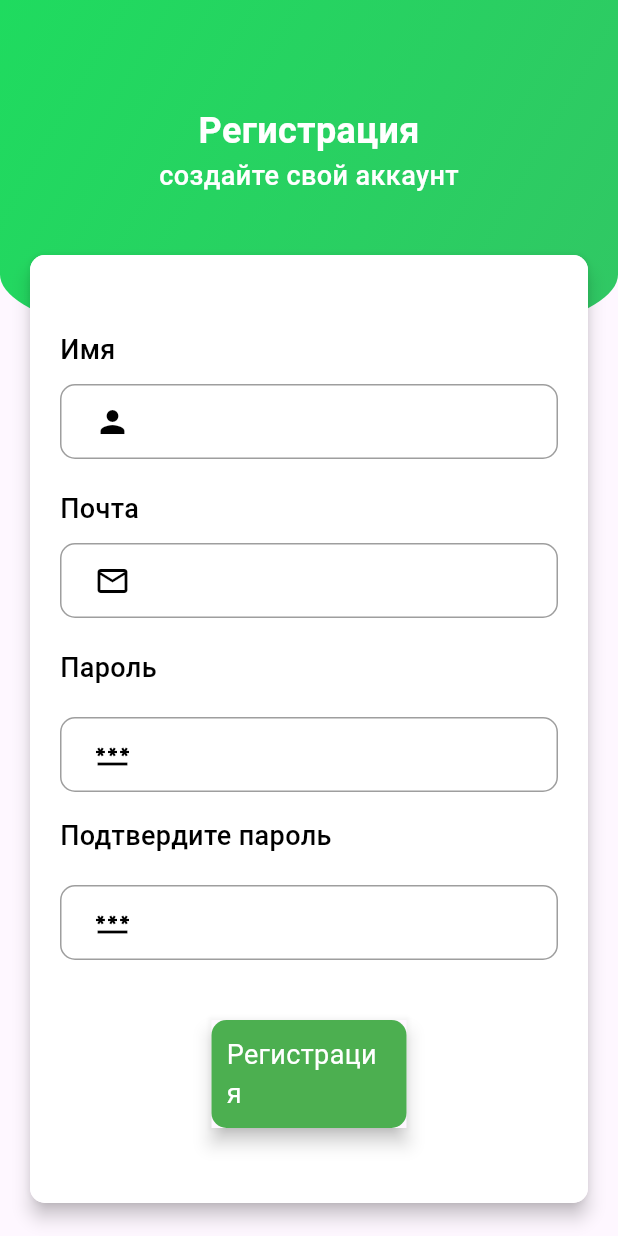
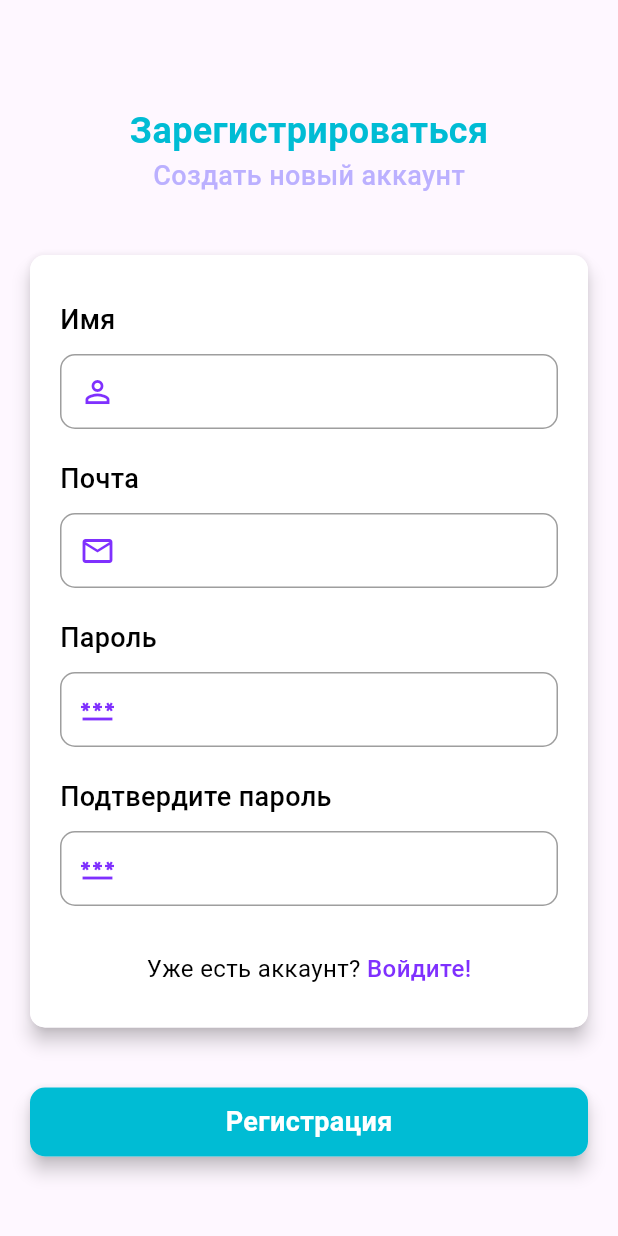
Before and after one commit to Nagimulia/chat_task, a Flutter app: the SignUp screen opened directly, on a phone screen of 412 x 824 dp. Run offline on Flutter 3.47's test engine with Material 3 defaults, Android fonts, the light colour scheme and no system bars; our stand-ins replace cloud_firestore, firebase_auth, firebase_core, random_string, shared_preferences; accounts and stored records are empty.

Commit message:
completely signup

```diff
--- a/lib/pages/signup.dart
+++ b/lib/pages/signup.dart
@@ -1,4 +1,9 @@
+import 'package:chat_task/pages/home.dart';
+import 'package:chat_task/service/database.dart';
+import 'package:chat_task/service/shared_pref.dart';
+import 'package:firebase_auth/firebase_auth.dart';
 import 'package:flutter/material.dart';
+import 'package:random_string/random_string.dart';
 
 class SignUp extends StatefulWidget {
   const SignUp({super.key});
@@ -8,28 +13,86 @@ class SignUp extends StatefulWidget {
 }
 
 class _SignUpState extends State<SignUp> {
+  String email = "", password = "", name = "", confirmPassword = "";
+
+  TextEditingController mailcontroller = new TextEditingController();
+  TextEditingController passwordcontroller = new TextEditingController();
+  TextEditingController namecontroller = new TextEditingController();
+  TextEditingController confirmPasswordcontroller = new TextEditingController();
+
+  final _formkey = GlobalKey<FormState>();
+
+  registration() async {
+    if (password != null && password == confirmPassword) {
+      try {
+        UserCredential userCredential = await FirebaseAuth.instance
+            .createUserWithEmailAndPassword(email: email, password: password);
+        String Id = randomAlphaNumeric(10);
+        String user = mailcontroller.text.replaceAll("@gmail.com", "");
+        String updateusername =
+            user.replaceFirst(user[0], user[0].toUpperCase());
+        String firstletter = user.substring(0, 1).toUpperCase();
+
+        Map<String, dynamic> userInfoMap = {
+          "Name": namecontroller.text,
+          "E-mail": mailcontroller.text,
+          "username": updateusername.toUpperCase(),
+          "SearchKey": firstletter,
+          "Photo":
+              "https://firebasestorage.googleapis.com/v0/b/barberapp-ebcc1.appspot.com/o/icon1.png?alt=media&token=0fad24a5-a01b-4d67-b4a0-676fbc75b34a",
+          "Id": Id,
+        };
+
+        await DatabaseMethods().addUserDetails(userInfoMap, Id);
+        await SharedPreferenceHelper().saveUserId(Id);
+        await SharedPreferenceHelper().saveUserDisplayName(namecontroller.text);
+        await SharedPreferenceHelper().saveUserEmail(mailcontroller.text);
+        await SharedPreferenceHelper().saveUserPic(
+            "https://firebasestorage.googleapis.com/v0/b/barberapp-ebcc1.appspot.com/o/icon1.png?alt=media&token=0fad24a5-a01b-4d67-b4a0-676fbc75b34a");
+        await SharedPreferenceHelper().saveUserName(
+            mailcontroller.text.replaceAll("@gmail.com", "").toUpperCase());
+
+        ScaffoldMessenger.of(context).showSnackBar(SnackBar(
+            content: Text(
+          "Registered Successfully",
+          style: TextStyle(fontSize: 20.0),
+        )));
+        Navigator.pushReplacement(
+            context, MaterialPageRoute(builder: (context) => Home()));
+      } on FirebaseAuthException catch (e) {
+        if (e.code == 'weak-password') {
+          ScaffoldMessenger.of(context).showSnackBar(SnackBar(
+              backgroundColor: Colors.orangeAccent,
+              content: Text(
+                "Password Provided is too Weak",
+                style: TextStyle(fontSize: 18.0),
+              )));
+        } else if (e.code == 'email-already-in-use') {
+          ScaffoldMessenger.of(context).showSnackBar(SnackBar(
+              backgroundColor: Colors.orangeAccent,
+              content: Text(
+                "Account Already exists",
+                style: TextStyle(fontSize: 18.0),
+              )));
+        }
+      }
+    }
+  }
+
   @override
   Widget build(BuildContext context) {
     return Scaffold(
-      body: Stack(
+      body: SingleChildScrollView(
+        child: Stack(
           children: [
-          Container(
+            SingleChildScrollView(
+              child: Container(
                   height: MediaQuery.of(context).size.height / 3.5,
                   width: MediaQuery.of(context).size.width,
                   decoration: BoxDecoration(
-              gradient: LinearGradient(
-                colors: [
-                  Color(0xFF1FDB5F),
-                  Color(0xFF31C764),
-                ],
-                begin: Alignment.topLeft,
-                end: Alignment.bottomRight,
-              ),
                       borderRadius: BorderRadius.vertical(
-                bottom:
-                    Radius.elliptical(MediaQuery.of(context).size.width, 105.0),
-              ),
-            ),
+                          bottom: Radius.elliptical(
+                              MediaQuery.of(context).size.width, 105.0)))),
             ),
             Padding(
               padding: const EdgeInsets.only(top: 70.0),
@@ -37,40 +100,39 @@ class _SignUpState extends State<SignUp> {
                 children: [
                   Center(
                       child: Text(
-                    'Регистрация',
+                    "Зарегистрироваться",
                     style: TextStyle(
-                      color: Colors.white,
-                      fontSize: 24,
-                      fontWeight: FontWeight.bold,
-                    ),
-                  ),
-                ),
+                        color: Colors.cyan,
+                        fontSize: 24.0,
+                        fontWeight: FontWeight.bold),
+                  )),
                   Center(
                       child: Text(
-                    'создайте свой аккаунт',
+                    "Создать новый аккаунт",
                     style: TextStyle(
-                      color: Colors.white,
-                      fontSize: 18,
-                      fontWeight: FontWeight.w500,
-                    ),
-                  ),
-                ),
+                        color: Color(0xFFbbb0ff),
+                        fontSize: 18.0,
+                        fontWeight: FontWeight.w500),
+                  )),
                   SizedBox(
                     height: 20.0,
                   ),
                   Container(
-                  margin: EdgeInsets.symmetric(vertical: 20, horizontal: 20),
+                    margin:
+                        EdgeInsets.symmetric(vertical: 20.0, horizontal: 20.0),
                     child: Material(
                       elevation: 5.0,
                       borderRadius: BorderRadius.circular(10),
                       child: Container(
-                      padding:
-                          EdgeInsets.symmetric(vertical: 50, horizontal: 20),
+                        padding: EdgeInsets.symmetric(
+                            vertical: 30.0, horizontal: 20.0),
+                        height: MediaQuery.of(context).size.height / 1.6,
                         width: MediaQuery.of(context).size.width,
                         decoration: BoxDecoration(
                             color: Colors.white,
-                        borderRadius: BorderRadius.circular(10),
-                      ),
+                            borderRadius: BorderRadius.circular(10)),
+                        child: Form(
+                          key: _formkey,
                           child: Column(
                             crossAxisAlignment: CrossAxisAlignment.start,
                             children: [
@@ -79,29 +141,30 @@ class _SignUpState extends State<SignUp> {
                                 style: TextStyle(
                                     color: Colors.black,
                                     fontSize: 18.0,
-                              fontWeight: FontWeight.w500,
-                            ),
+                                    fontWeight: FontWeight.w500),
                               ),
                               SizedBox(
-                            height: 10,
+                                height: 10.0,
                               ),
                               Container(
-                            padding: EdgeInsets.only(left: 10),
                                 decoration: BoxDecoration(
                                     border: Border.all(
-                                width: 1,
-                                color: Colors.black38,
-                              ),
-                              borderRadius: BorderRadius.circular(10),
-                            ),
-                            child: TextField(
+                                        width: 1.0, color: Colors.black38),
+                                    borderRadius: BorderRadius.circular(10)),
+                                child: TextFormField(
+                                  controller: namecontroller,
+                                  validator: (value) {
+                                    if (value == null || value.isEmpty) {
+                                      return 'Please Enter Name';
+                                    }
+                                    return null;
+                                  },
                                   decoration: InputDecoration(
                                       border: InputBorder.none,
                                       prefixIcon: Icon(
-                                  Icons.person,
-                                  color: Colors.black,
-                                ),
-                              ),
+                                        Icons.person_outline,
+                                        color: Color(0xFF7f30fe),
+                                      )),
                                 ),
                               ),
                               SizedBox(
@@ -112,29 +175,30 @@ class _SignUpState extends State<SignUp> {
                                 style: TextStyle(
                                     color: Colors.black,
                                     fontSize: 18.0,
-                              fontWeight: FontWeight.w500,
-                            ),
+                                    fontWeight: FontWeight.w500),
                               ),
                               SizedBox(
-                            height: 10,
+                                height: 10.0,
                               ),
                               Container(
-                            padding: EdgeInsets.only(left: 10),
                                 decoration: BoxDecoration(
                                     border: Border.all(
-                                width: 1,
-                                color: Colors.black38,
-                              ),
-                              borderRadius: BorderRadius.circular(10),
-                            ),
-                            child: TextField(
+                                        width: 1.0, color: Colors.black38),
+                                    borderRadius: BorderRadius.circular(10)),
+                                child: TextFormField(
+                                  controller: mailcontroller,
+                                  validator: (value) {
+                                    if (value == null || value.isEmpty) {
+                                      return 'Введите свою почту';
+                                    }
+                                    return null;
+                                  },
                                   decoration: InputDecoration(
                                       border: InputBorder.none,
                                       prefixIcon: Icon(
                                         Icons.mail_outline,
-                                  color: Colors.black,
-                                ),
-                              ),
+                                        color: Color(0xFF7f30fe),
+                                      )),
                                 ),
                               ),
                               SizedBox(
@@ -145,85 +209,129 @@ class _SignUpState extends State<SignUp> {
                                 style: TextStyle(
                                     color: Colors.black,
                                     fontSize: 18.0,
-                              fontWeight: FontWeight.w500,
-                            ),
+                                    fontWeight: FontWeight.w500),
                               ),
                               SizedBox(
-                            height: 20,
+                                height: 10.0,
                               ),
                               Container(
-                            padding: EdgeInsets.only(left: 10),
                                 decoration: BoxDecoration(
                                     border: Border.all(
-                                width: 1,
-                                color: Colors.black38,
-                              ),
-                              borderRadius: BorderRadius.circular(10),
-                            ),
-                            child: TextField(
+                                        width: 1.0, color: Colors.black38),
+                                    borderRadius: BorderRadius.circular(10)),
+                                child: TextFormField(
+                                  controller: passwordcontroller,
+                                  validator: (value) {
+                                    if (value == null || value.isEmpty) {
+                                      return 'Напишите пароль';
+                                    }
+                                    return null;
+                                  },
                                   decoration: InputDecoration(
                                       border: InputBorder.none,
                                       prefixIcon: Icon(
                                         Icons.password,
-                                  color: Colors.black,
-                                ),
-                              ),
+                                        color: Color(0xFF7f30fe),
+                                      )),
                                   obscureText: true,
                                 ),
                               ),
                               SizedBox(
-                            height: 16.0,
+                                height: 20.0,
                               ),
                               Text(
                                 "Подтвердите пароль",
                                 style: TextStyle(
                                     color: Colors.black,
                                     fontSize: 18.0,
-                              fontWeight: FontWeight.w500,
-                            ),
+                                    fontWeight: FontWeight.w500),
                               ),
                               SizedBox(
-                            height: 20,
+                                height: 10.0,
                               ),
                               Container(
-                            padding: EdgeInsets.only(left: 10),
                                 decoration: BoxDecoration(
                                     border: Border.all(
-                                width: 1,
-                                color: Colors.black38,
-                              ),
-                              borderRadius: BorderRadius.circular(10),
-                            ),
-                            child: TextField(
+                                        width: 1.0, color: Colors.black38),
+                                    borderRadius: BorderRadius.circular(10)),
+                                child: TextFormField(
+                                  controller: confirmPasswordcontroller,
+                                  validator: (value) {
+                                    if (value == null || value.isEmpty) {
+                                      return 'Пожалуйста подтвердите пароль';
+                                    }
+                                    return null;
+                                  },
                                   decoration: InputDecoration(
                                       border: InputBorder.none,
                                       prefixIcon: Icon(
                                         Icons.password,
-                                  color: Colors.black,
-                                ),
-                              ),
+                                        color: Color(0xFF7f30fe),
+                                      )),
                                   obscureText: true,
                                 ),
                               ),
                               SizedBox(
-                            height: 40,
+                                height: 30.0,
                               ),
-                          Center(
+                              Row(
+                                mainAxisAlignment: MainAxisAlignment.center,
+                                children: [
+                                  Text(
+                                    "Уже есть аккаунт?",
+                                    style: TextStyle(
+                                        color: Colors.black, fontSize: 16.0),
+                                  ),
+                                  Text(
+                                    " Войдите!",
+                                    style: TextStyle(
+                                        color: Color(0xFF7f30fe),
+                                        fontSize: 16.0,
+                                        fontWeight: FontWeight.w500),
+                                  )
+                                ],
+                              ),
+                            ],
+                          ),
+                        ),
+                      ),
+                    ),
+                  ),
+                  SizedBox(
+                    height: 20.0,
+                  ),
+                  GestureDetector(
+                    onTap: () {
+                      if (_formkey.currentState!.validate()) {
+                        setState(() {
+                          email = mailcontroller.text;
+                          name = namecontroller.text;
+                          password = passwordcontroller.text;
+                          confirmPassword = confirmPasswordcontroller.text;
+                        });
+                      }
+                      registration();
+                    },
+                    child: Center(
+                      child: Container(
+                        margin: EdgeInsets.symmetric(horizontal: 20.0),
+                        width: MediaQuery.of(context).size.width,
                         child: Material(
-                              elevation: 5,
+                          elevation: 5.0,
+                          borderRadius: BorderRadius.circular(10),
                           child: Container(
-                                width: 130,
                             padding: EdgeInsets.all(10),
                             decoration: BoxDecoration(
-                                    color: Colors.green,
+                                color: Colors.cyan,
                                 borderRadius: BorderRadius.circular(10)),
                             child: Center(
                                 child: Text(
-                                    'Регистрация',
+                              "Регистрация",
                               style: TextStyle(
                                   color: Colors.white,
-                                      fontSize: 18,
-                                    ),
+                                  fontSize: 18.0,
+                                  fontWeight: FontWeight.bold),
+                            )),
                           ),
                         ),
                       ),
@@ -231,35 +339,9 @@ class _SignUpState extends State<SignUp> {
                   ),
                 ],
               ),
-                    ),
-                  ),
-                ),
-                Row(
-                  mainAxisAlignment: MainAxisAlignment.center,
-                  children: [
-                    Text(
-                      'Уже есть аккаунт?',
-                      style: TextStyle(
-                          color: Colors.black,
-                          fontSize: 16.0,
-                          fontWeight: FontWeight.w500),
-                    ),
-                    SizedBox(
-                      width: 5,
-                    ),
-                    Text(
-                      'Войдите',
-                      style: TextStyle(
-                          color: Color(0xFF1FDB5F),
-                          fontSize: 16.0,
-                          fontWeight: FontWeight.bold),
-                    ),
-                  ],
             )
           ],
         ),
-          )
-        ],
       ),
     );
   }
--- a/pubspec.yaml
+++ b/pubspec.yaml
@@ -35,6 +35,12 @@ dependencies:
   # The following adds the Cupertino Icons font to your application.
   # Use with the CupertinoIcons class for iOS style icons.
   cupertino_icons: ^1.0.2
+  firebase_core: ^2.24.2
+  firebase_auth: ^4.16.0
+  cloud_firestore: ^4.14.0
+  shared_preferences: ^2.2.2
+  intl: ^0.19.0
+  random_string: ^2.3.1
 
 dev_dependencies:
   flutter_test:
```
Also changed, not shown: lib/main.dart (+6 -2 lines), lib/pages/chatpage.dart (+15 -19 lines), lib/service/auth.dart (added, +10 -0 lines), lib/service/database.dart (added, +86 -0 lines), lib/service/shared_pref.dart (added, +59 -0 lines), lib/firebase_options.dart (added), pubspec.lock, 7 other files. Lines whose indentation alone changed are shown as unchanged.
